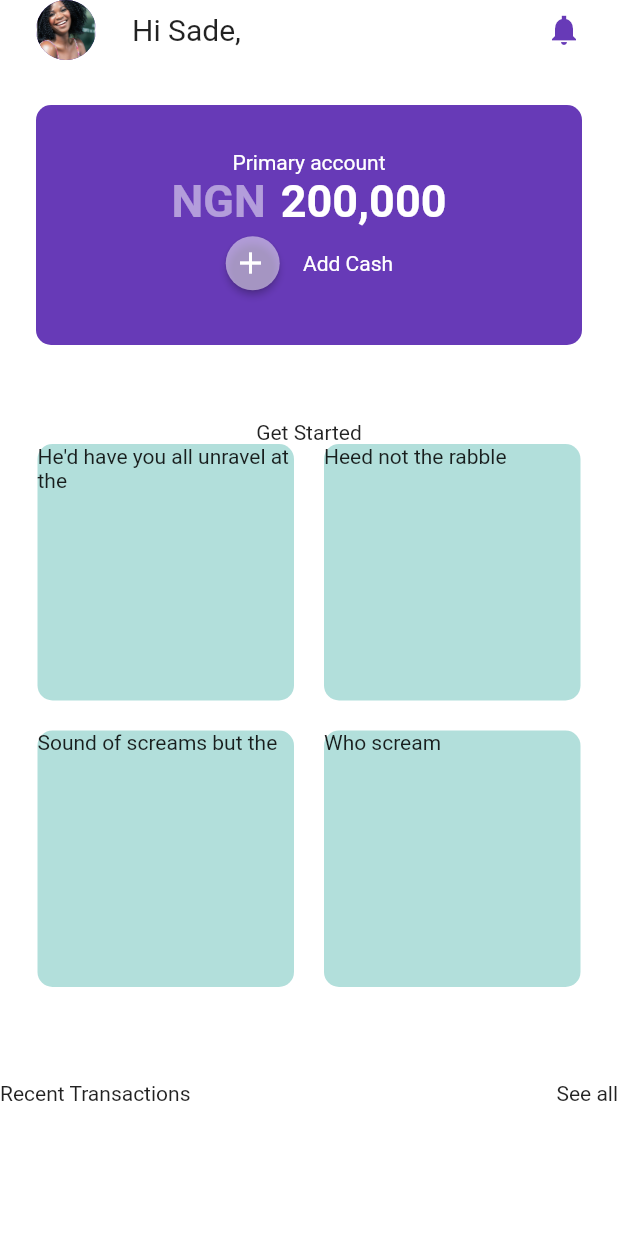
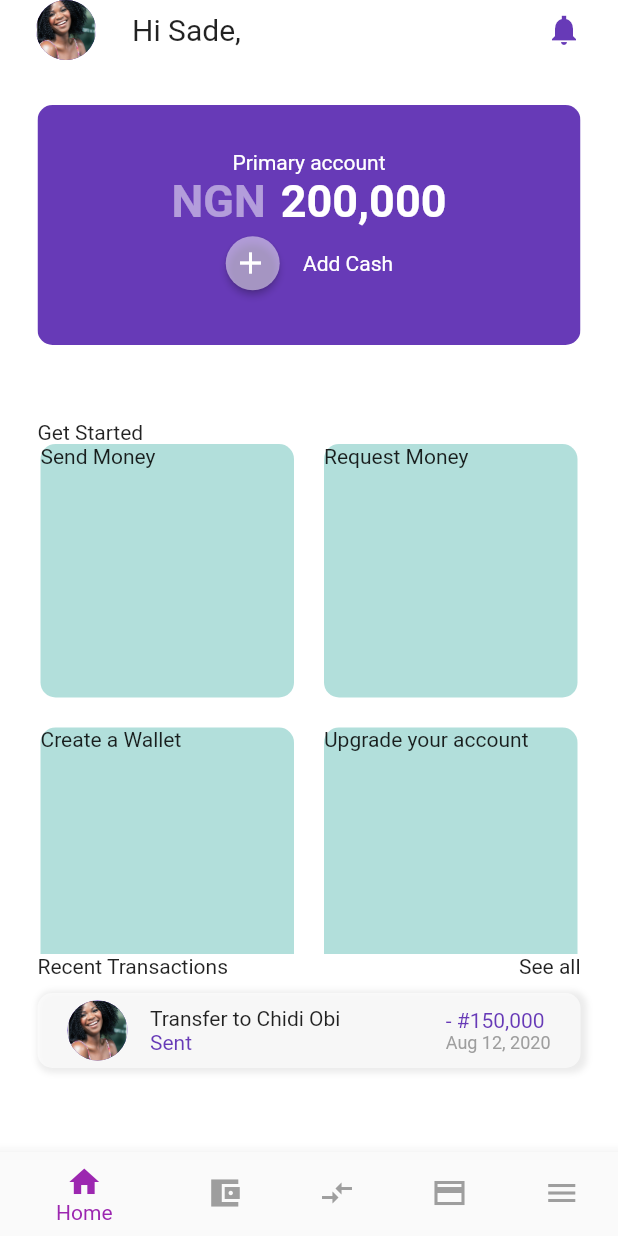
Before and after one commit to oyedsamu/settl_proj, a Flutter app: the HomePage screen opened by its route, on a phone screen of 412 x 824 dp. Run offline on Flutter 3.47's test engine with Material 2 defaults, Android fonts, the phone set to English and light mode, and no system bars; our stand-ins replace bloc, equatable, flutter_bloc, fluttertoast, google_fonts.

Commit message:
Ui cleanup

```diff
--- a/lib/presentation/homepage.dart
+++ b/lib/presentation/homepage.dart
@@ -10,10 +10,41 @@ class HomePage extends StatefulWidget {
 class _HomePageState extends State<HomePage> {
   final _name = "Sade";
   final _balance = "200,000";
+  final _chosenName = "Chidi Obi";
+  final _status = "Sent";
+  final _transactionAmount = "- #150,000";
+  final _transactionDate = "Aug 12, 2020";
 
   @override
   Widget build(BuildContext context) {
     return Scaffold(
+      bottomNavigationBar: BottomNavigationBar(
+        backgroundColor: Colors.white,
+        selectedItemColor: Colors.purple,
+        unselectedItemColor: Colors.grey,
+        items: [
+          BottomNavigationBarItem(
+            icon: Icon(Icons.home),
+            label: 'Home',
+          ),
+          BottomNavigationBarItem(
+            icon: Icon(Icons.account_balance_wallet_sharp),
+            label: 'Wallet',
+          ),
+          BottomNavigationBarItem(
+            icon: Icon(Icons.compare_arrows_outlined),
+            label: '',
+          ),
+          BottomNavigationBarItem(
+            icon: Icon(Icons.credit_card_sharp),
+            label: 'Settl Card',
+          ),
+          BottomNavigationBarItem(
+            icon: Icon(Icons.menu),
+            label: 'Menu',
+          ),
+        ],
+      ),
       backgroundColor: Colors.white,
       appBar: PreferredSize(
         preferredSize: Size.fromHeight(80),
@@ -46,10 +77,12 @@ class _HomePageState extends State<HomePage> {
         ),
       ),
       body: SingleChildScrollView(
+        child: Padding(
+          padding: const EdgeInsets.symmetric(horizontal: 25),
           child: Column(
             children: [
               Container(
-              padding: EdgeInsets.symmetric(horizontal: 24, vertical: 30),
+                padding: EdgeInsets.symmetric(vertical: 30),
                 color: Colors.white,
                 child: ClipRRect(
                   borderRadius: BorderRadius.all(Radius.circular(10)),
@@ -120,14 +153,18 @@ class _HomePageState extends State<HomePage> {
               SizedBox(
                 height: 20,
               ),
+              Row(
+                mainAxisAlignment: MainAxisAlignment.start,
+                children: [
                   Text("Get Started"),
+                ],
+              ),
               Container(
-              height: 400,
+                height: 340,
                 child: CustomScrollView(
-                // padding: EdgeInsets.symmetric(horizontal: 25),
                   slivers: [
                     SliverPadding(
-                    padding: EdgeInsets.symmetric(horizontal: 25),
+                      padding: EdgeInsets.symmetric(horizontal: 2),
                       sliver: SliverGrid.count(
                         crossAxisSpacing: 20,
                         mainAxisSpacing: 20,
@@ -140,7 +177,7 @@ class _HomePageState extends State<HomePage> {
                                     BorderRadius.all(Radius.circular(10))),
                             height: 60,
                             width: 40,
-                          child: const Text("He'd have you all unravel at the"),
+                            child: const Text("Send Money"),
                           ),
                           Container(
                             decoration: BoxDecoration(
@@ -149,7 +186,7 @@ class _HomePageState extends State<HomePage> {
                                     BorderRadius.all(Radius.circular(10))),
                             height: 60,
                             width: 40,
-                          child: const Text('Heed not the rabble'),
+                            child: const Text('Request Money'),
                           ),
                           Container(
                             decoration: BoxDecoration(
@@ -158,7 +195,7 @@ class _HomePageState extends State<HomePage> {
                                     BorderRadius.all(Radius.circular(10))),
                             height: 60,
                             width: 40,
-                          child: const Text('Sound of screams but the'),
+                            child: const Text('Create a Wallet'),
                           ),
                           Container(
                             decoration: BoxDecoration(
@@ -167,16 +204,13 @@ class _HomePageState extends State<HomePage> {
                                     BorderRadius.all(Radius.circular(10))),
                             height: 60,
                             width: 40,
-                          child: const Text('Who scream'),
+                            child: const Text('Upgrade your account'),
                           ),
                         ],
                       ),
                     )
                   ],
                 ),
-            ),
-            SizedBox(
-              height: 25,
               ),
               Row(
                 mainAxisAlignment: MainAxisAlignment.spaceBetween,
@@ -186,19 +220,66 @@ class _HomePageState extends State<HomePage> {
                 ],
               ),
               SizedBox(
-              height: 20,
+                height: 10,
               ),
               Container(
+                padding: EdgeInsets.symmetric(horizontal: 20),
                 decoration: BoxDecoration(
                     color: Colors.white60,
+                    boxShadow: [
+                      BoxShadow(
+                        color: Colors.grey.withOpacity(0.2),
+                        spreadRadius: 2,
+                        blurRadius: 3,
+                        offset: Offset(2, 1),
                       ),
-              height: 100,
+                    ],
+                    borderRadius: BorderRadius.circular(10)),
+                height: 50,
                 child: Row(
-                children: [],
+                  crossAxisAlignment: CrossAxisAlignment.center,
+                  children: [
+                    CircleAvatar(
+                      backgroundImage: AssetImage("assets/avatar.jpg"),
                     ),
+                    SizedBox(
+                      width: 15,
+                    ),
+                    Column(
+                      mainAxisAlignment: MainAxisAlignment.center,
+                      crossAxisAlignment: CrossAxisAlignment.start,
+                      children: [
+                        Text("Transfer to $_chosenName"),
+                        Text(
+                          "$_status",
+                          style: TextStyle(color: Colors.deepPurple),
+                        )
+                      ],
+                    ),
+                    Spacer(),
+                    Column(
+                      mainAxisAlignment: MainAxisAlignment.center,
+                      crossAxisAlignment: CrossAxisAlignment.start,
+                      children: [
+                        Text(
+                          "$_transactionAmount",
+                          style: TextStyle(color: Colors.deepPurple),
+                        ),
+                        Text(
+                          "$_transactionDate",
+                          style: TextStyle(color: Colors.grey, fontSize: 12),
+                        )
+                      ],
+                    ),
+                  ],
+                ),
+              ),
+              SizedBox(
+                height: 20,
               ),
               SizedBox(height: 50),
             ],
+          ),
         ),
       ),
     );
--- /dev/null
+++ b/lib/presentation/loader.dart
@@ -0,0 +1,25 @@
+import 'package:flutter/material.dart';
+
+class Loader extends StatelessWidget {
+  final Widget widget;
+  final Color color;
+
+  Loader({required this.widget, this.color = Colors.deepPurple});
+
+  @override
+  Widget build(BuildContext context) {
+    return Stack(
+      children: <Widget>[
+        widget,
+        Positioned.fill(
+          child: Align(
+            alignment: Alignment.center,
+            child: CircularProgressIndicator(
+              valueColor: AlwaysStoppedAnimation<Color>(color),
+            ),
+          ),
+        ),
+      ],
+    );
+  }
+}
--- /dev/null
+++ b/lib/presentation/loading_indicator.dart
@@ -0,0 +1,10 @@
+import 'package:flutter/material.dart';
+
+class LoadingIndicator extends StatelessWidget {
+  @override
+  Widget build(BuildContext context) => Center(
+        child: CircularProgressIndicator(
+          valueColor: AlwaysStoppedAnimation<Color>(Colors.deepPurple),
+        ),
+      );
+}
--- a/lib/presentation/sign_in_page.dart
+++ b/lib/presentation/sign_in_page.dart
@@ -43,7 +43,9 @@ class _SignInPageState extends State<SignInPage> {
     return BlocListener<LoginBloc, LoginState>(
       listener: (context, state) {
         if (state is VerifyOtpLoginErrorState) {
-          Utils.showLog("_LoginScreenState", "build: Error  $state");
+          Utils.showLog(
+              "_LoginScreenState", "build: Error ${state.errorMessage}");
+          Utils.showToast(state.errorMessage);
         } else if (state is VerifyOtpLoginSuccessState) {
           Utils.showLog("LoginState::::", "LOGIN SUCCESSFUL: called");
           Navigator.pushNamed(context, "/homepage");
@@ -151,11 +153,14 @@ class _SignInPageState extends State<SignInPage> {
                       SizedBox(
                         height: 80,
                       ),
-                      Text(
-                        "Forgot Password?",
-                        style: TextStyle(
-                            color: Theme.of(context).primaryColor,
-                            fontWeight: FontWeight.w600),
+                      GestureDetector(
+                        onTap: () {},
+                        child: Text(
+                          "Forgot Password?",
+                          style: TextStyle(
+                              color: Theme.of(context).primaryColor,
+                              fontWeight: FontWeight.w600),
+                        ),
                       ),
                       SizedBox(
                         height: 50,
--- a/lib/presentation/utils.dart
+++ b/lib/presentation/utils.dart
@@ -1,7 +1,16 @@
 import 'package:flutter/material.dart';
+import 'package:fluttertoast/fluttertoast.dart';
 
 class Utils {
   static showLog(String logTag, String value) {
     debugPrint(logTag + ": ----- " + value);
   }
+
+  static showToast(String message) {
+    Fluttertoast.showToast(
+        msg: message,
+        toastLength: Toast.LENGTH_LONG,
+        backgroundColor: Colors.black87,
+        textColor: Colors.white);
+  }
 }
```
Also changed, not shown: pubspec.yaml (+2 -50 lines), pubspec.lock. Lines whose indentation alone changed are shown as unchanged.
